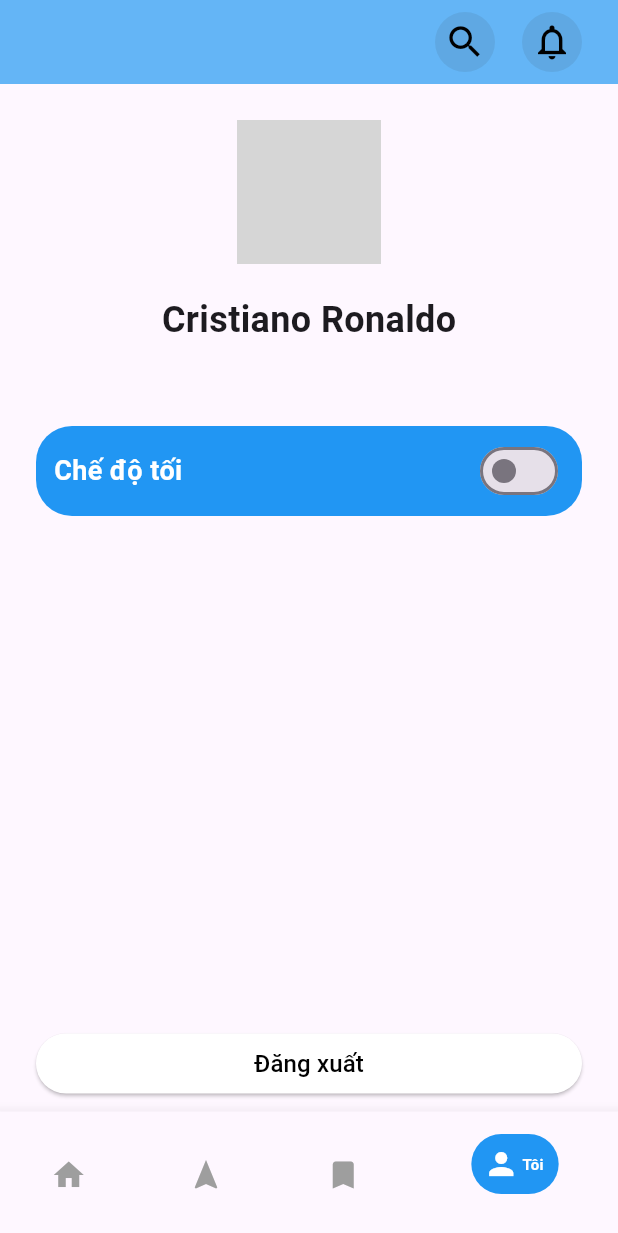
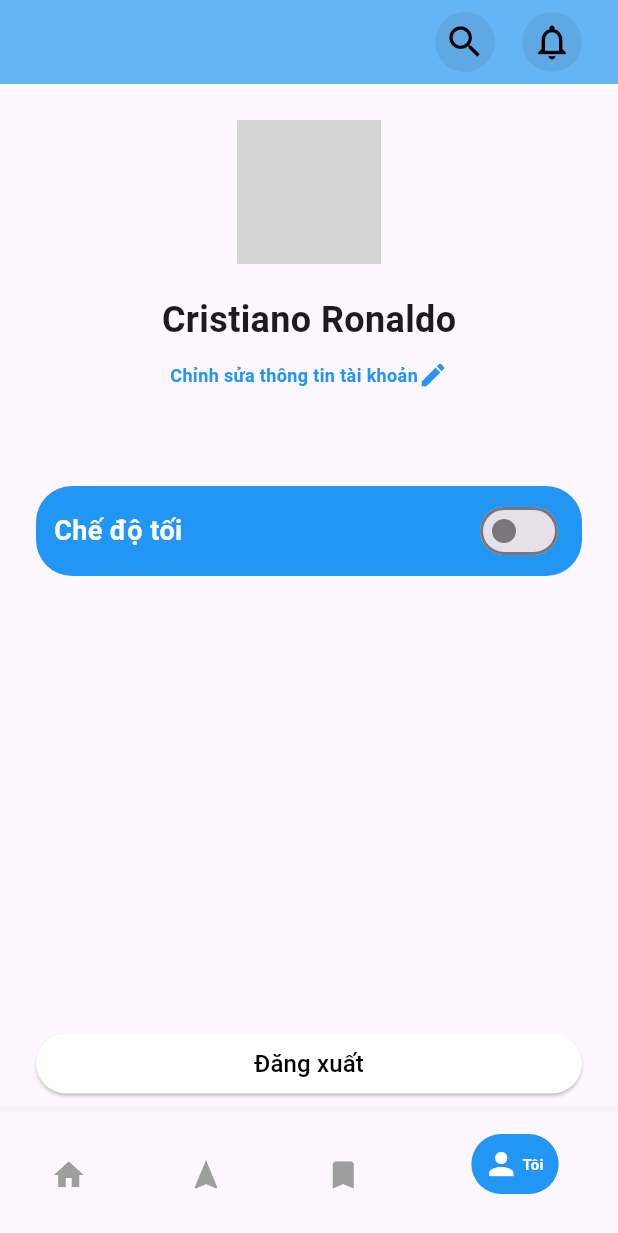
Before and after one commit to gnurt14/news_app_1, a Flutter app: the screen it shows after launch, item 4 of the bottom bar chosen, on a phone screen of 412 x 824 dp. Shown: the top 1233 px of the screen. Run offline on Flutter 3.47's test engine with Material 3 defaults, Android fonts, the light colour scheme and no system bars; our stand-ins replace carousel_slider, diacritic, dio, get, get_storage; network calls fail; grey boxes are pictures that could not be loaded.

```diff
--- a/lib/pages/home/sub_screen/sub_user/page.dart
+++ b/lib/pages/home/sub_screen/sub_user/page.dart
@@ -21,7 +21,7 @@ class UserSubScreen extends StatelessWidget {
                     Column(
                       children: [
                         SizedBox(
-                          height: 200,
+                          height: 240,
                           child: Padding(
                             padding: const EdgeInsets.symmetric(
                               vertical: 16.0,
@@ -30,22 +30,48 @@ class UserSubScreen extends StatelessWidget {
                             child: Column(
                               children: [
                                 controller.isLogin
-                                    ? const Column(
+                                    ? Column(
                                         children: [
-                                          CircleAvatar(
+                                          const CircleAvatar(
                                             radius: 48,
                                             backgroundImage: NetworkImage(
                                               'https://editorial.uefa.com/resources/0250-0c5117b83a72-956867b9220c-1000/format/wide1/cristiano_ronaldo_celebrates_his_fifth_title.jpeg',
                                             ),
                                           ),
-                                          SizedBox(
+                                          const SizedBox(
                                             height: 20,
                                           ),
-                                          Text(
+                                          const Text(
                                             'Cristiano Ronaldo',
                                             style: TextStyle(
                                               fontSize: 24,
                                               fontWeight: FontWeight.bold,
+                                            ),
+                                          ),
+                                          const SizedBox(
+                                            height: 10,
+                                          ),
+                                          InkWell(
+                                            onTap: (){
+                                              print('Edit account information');
+                                            },
+                                            child: Row(
+                                              mainAxisAlignment: MainAxisAlignment.center,
+                                              children: [
+                                                Text(
+                                                  'Chỉnh sửa thông tin tài khoản',
+                                                  style: TextStyle(
+                                                    fontWeight: FontWeight.bold,
+                                                    fontSize: 12,
+                                                    color: controller.switchMode.value ? Colors.white : Colors.blue,
+                                                  ),
+                                                ),
+                                                Icon(
+                                                  Icons.edit,
+                                                  color: controller.switchMode.value ? Colors.white : Colors.blue,
+                                                  size: 20,
+                                                ),
+                                              ],
                                             ),
                                           ),
                                         ],
```
